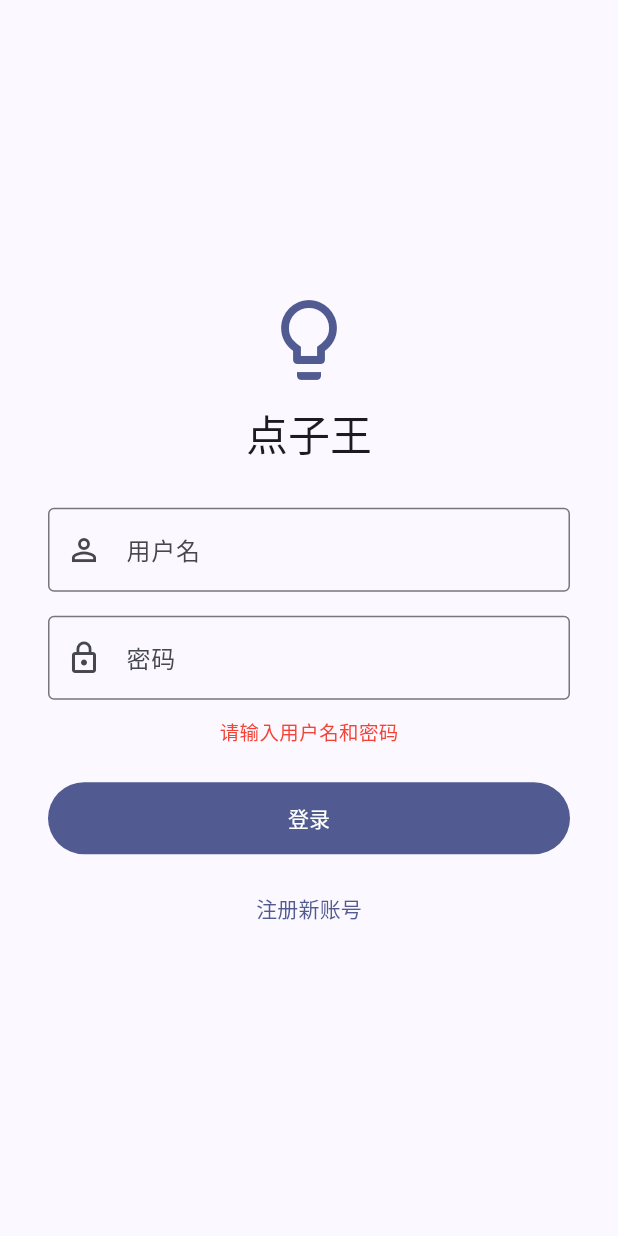
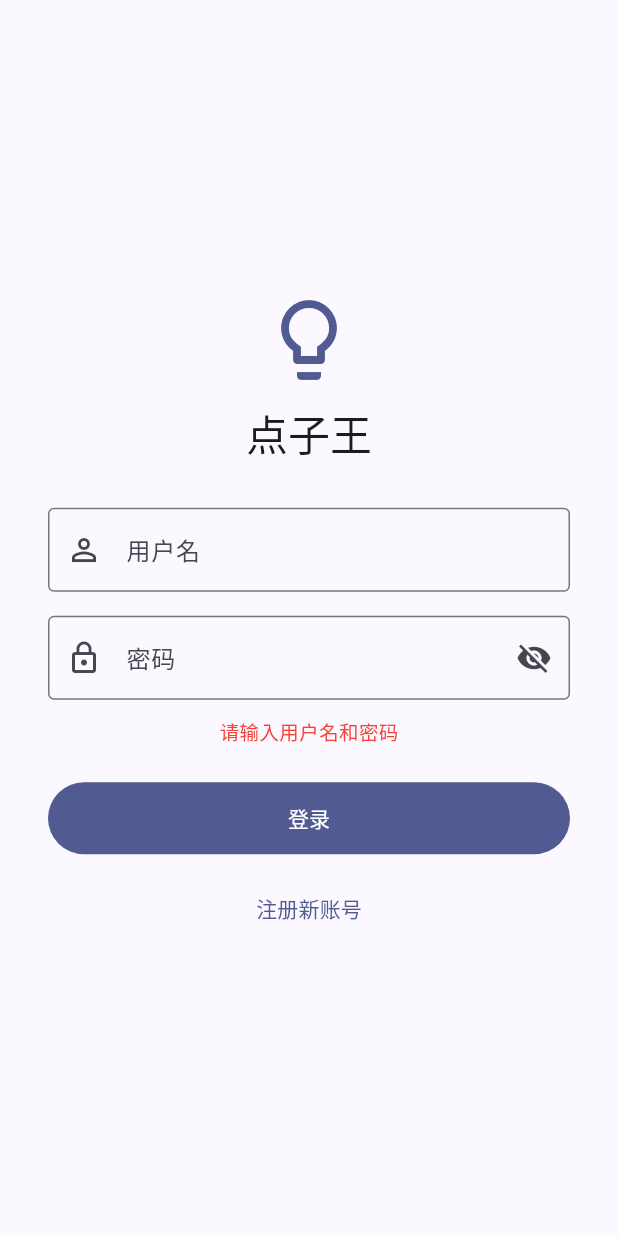
Before and after one commit to lxygithub/ieda-king, a Flutter app: the screen it shows after launch, after a tap on "登录", on a phone screen of 412 x 824 dp. Run offline on Flutter 3.47's test engine with Material 3 defaults, Android fonts, the phone set to English and light mode, and no system bars; our stand-ins replace file_picker, open_filex, photo_view, share_plus, shared_preferences, sqflite; missing offline and left inert: aws_common, aws_signature_v4, minio, receive_sharing_intent; accounts and stored records are empty.

Commit message:
feat: 登录页记住用户名 + 密码可见切换

```diff
--- a/lib/screens/login_screen.dart
+++ b/lib/screens/login_screen.dart
@@ -1,5 +1,6 @@
 import 'package:flutter/material.dart';
 import 'package:provider/provider.dart';
+import 'package:shared_preferences/shared_preferences.dart';
 
 import '../providers/auth_provider.dart';
 import '../services/api_service.dart';
@@ -14,7 +15,28 @@ class LoginScreen extends StatefulWidget {
 class _LoginScreenState extends State<LoginScreen> {
   final _usernameCtrl = TextEditingController();
   final _passwordCtrl = TextEditingController();
+  bool _obscurePassword = true;
   String? _error;
+
+  @override
+  void initState() {
+    super.initState();
+    _loadLastUsername();
+  }
+
+  Future<void> _loadLastUsername() async {
+    final prefs = await SharedPreferences.getInstance();
+    final saved = prefs.getString('last_username');
+    if (saved != null && saved.isNotEmpty) {
+      _usernameCtrl.text = saved;
+      _passwordCtrl.requestFocus();
+    }
+  }
+
+  Future<void> _saveLastUsername(String name) async {
+    final prefs = await SharedPreferences.getInstance();
+    await prefs.setString('last_username', name);
+  }
 
   @override
   void dispose() {
@@ -33,6 +55,7 @@ class _LoginScreenState extends State<LoginScreen> {
     setState(() => _error = null);
     try {
       await context.read<AuthProvider>().login(name, pass);
+      await _saveLastUsername(name);
     } on ApiException catch (e) {
       final msg = e.message.contains('Invalid')
           ? '用户名或密码错误'
@@ -77,12 +100,19 @@ class _LoginScreenState extends State<LoginScreen> {
               const SizedBox(height: 16),
               TextField(
                 controller: _passwordCtrl,
-                decoration: const InputDecoration(
+                obscureText: _obscurePassword,
+                decoration: InputDecoration(
                   labelText: '密码',
-                  prefixIcon: Icon(Icons.lock_outline),
-                  border: OutlineInputBorder(),
+                  prefixIcon: const Icon(Icons.lock_outline),
+                  border: const OutlineInputBorder(),
+                  suffixIcon: IconButton(
+                    icon: Icon(_obscurePassword
+                        ? Icons.visibility_off
+                        : Icons.visibility),
+                    onPressed: () =>
+                        setState(() => _obscurePassword = !_obscurePassword),
+                  ),
                 ),
-                obscureText: true,
                 textInputAction: TextInputAction.done,
                 onSubmitted: (_) => _login(),
               ),
```
